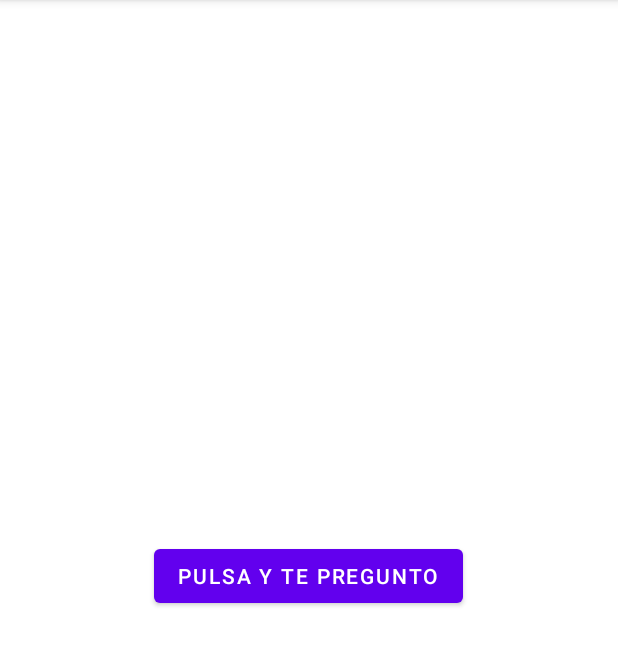
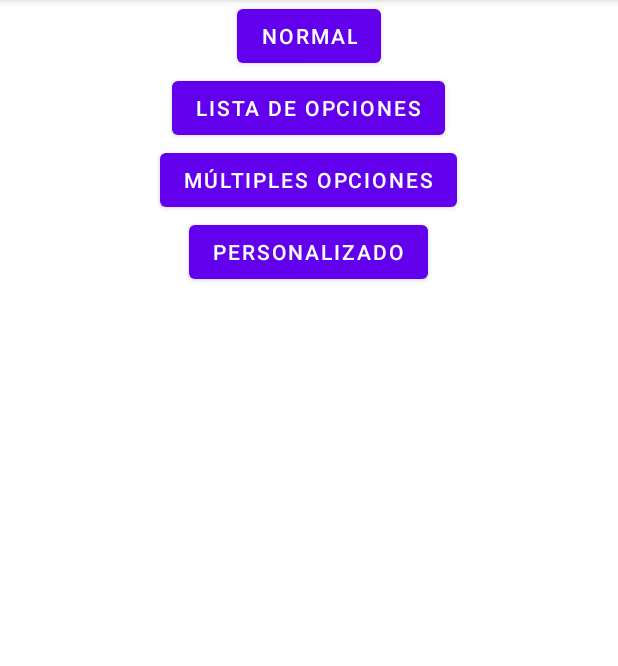
Before and after one commit to pmdmdam2/FragmentsProject, an Android app: the screen it shows after launch (MainActivity), on a phone screen of 412 x 824 dp, the part 84-750 px from its top. Run offline under Robolectric (Android 15) with nearby library versions, the phone set to English and light mode, and no system bars.

```diff
--- a/app/src/main/java/com/example/fragmentsproject/interfaces/RespuestaDialogoSexo.java
+++ b/app/src/main/java/com/example/fragmentsproject/interfaces/RespuestaDialogoSexo.java
@@ -1,5 +1,10 @@
 package com.example.fragmentsproject.interfaces;
 
+/**
+ * Interfaz de comunicación entre la actividad y el cuadro de diálogo
+ * @author Rafa
+ * @version 1.0
+ */
 public interface RespuestaDialogoSexo {
     public void onRespuesta(String respuesta);
 }
--- a/app/src/main/res/layout/activity_main.xml
+++ b/app/src/main/res/layout/activity_main.xml
@@ -1,16 +1,46 @@
 <?xml version="1.0" encoding="utf-8"?>
-<RelativeLayout xmlns:android="http://schemas.android.com/apk/res/android"
+<LinearLayout xmlns:android="http://schemas.android.com/apk/res/android"
     xmlns:app="http://schemas.android.com/apk/res-auto"
     xmlns:tools="http://schemas.android.com/tools"
     android:layout_width="match_parent"
     android:layout_height="match_parent"
+    android:orientation="vertical"
     tools:context=".activities.MainActivity">
 
     <Button
-        android:id="@+id/btDialogo"
+        android:id="@+id/btDialog"
         android:layout_width="wrap_content"
         android:layout_height="wrap_content"
         android:layout_centerInParent="true"
-        android:onClick="mostrarDialogo"
-        android:text="@string/pregunta" />
-</RelativeLayout>
+        android:layout_gravity="center"
+        android:onClick="showDialog"
+        android:text="Normal" />
+
+    <Button
+        android:id="@+id/btListItemsDialog"
+        android:layout_width="wrap_content"
+        android:layout_height="wrap_content"
+        android:layout_centerInParent="true"
+        android:layout_gravity="center"
+        android:onClick="showListItemsDialog"
+        android:text="Lista de opciones" />
+
+    <Button
+        android:id="@+id/btMultipleOptionsDialog"
+        android:layout_width="wrap_content"
+        android:layout_height="wrap_content"
+        android:layout_centerInParent="true"
+        android:layout_gravity="center"
+        android:onClick="showMultipleOptionsDialog"
+        android:text="Múltiples opciones" />
+
+    <Button
+        android:id="@+id/btCustomDialog"
+        android:layout_width="wrap_content"
+        android:layout_height="wrap_content"
+        android:layout_centerInParent="true"
+        android:layout_gravity="center"
+        android:onClick="showCustomDialog"
+        android:text="Personalizado" />
+
+</LinearLayout>
--- a/app/src/main/res/values/strings.xml
+++ b/app/src/main/res/values/strings.xml
@@ -13,6 +13,9 @@
     <string name="cebolla">Cebollar</string>
     <string name="ok">Ok</string>
     <string name="cancel">Cancelar</string>
+    <string name="username">User name</string>
+    <string name="password">Password</string>
+    <string name="signin">Sign in</string>
     <string-array name="colors_array">
         <item>@string/rojo</item>
         <item>@string/verde</item>
```
Also changed, not shown: app/src/main/java/com/example/fragmentsproject/activities/MainActivity.java (+20 -2 lines), app/src/main/java/com/example/fragmentsproject/fragments/DialogoSexo.java (+65 -5 lines), app/src/main/res/layout/dialog_signin.xml (added, +39 -0 lines).
